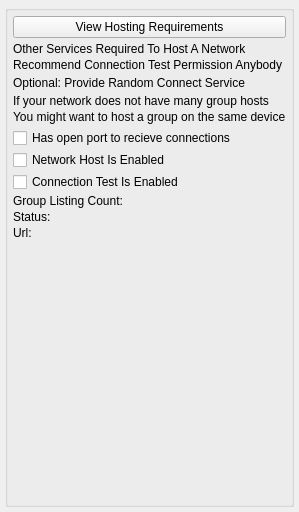
Before: the Qt Designer form AppsSrc/CommonSrc/Forms/AppletHostNetworkStatus.ui in brettrjones-github/nolimitconnect, drawn with Qt 5.
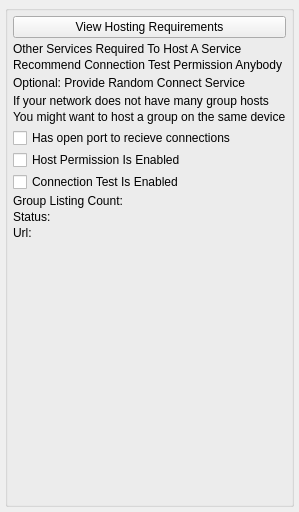
After: the same form once the commit is applied. Custom widgets are drawn as their Qt base class.

Commit message: add host admin status

Diff of the .ui file:
```diff
--- a/AppsSrc/CommonSrc/Forms/AppletHostNetworkStatus.ui
+++ b/AppsSrc/CommonSrc/Forms/AppletHostNetworkStatus.ui
@@ -72,7 +72,7 @@
       <item>
        <widget class="QLabel" name="label">
         <property name="text">
-         <string>Other Services Required To Host A Network</string>
+         <string>Other Services Required To Host A Service</string>
         </property>
        </widget>
       </item>
@@ -123,7 +123,7 @@
       <item>
        <widget class="QCheckBox" name="m_NetworkHostPermissionCheckBox">
         <property name="text">
-         <string>Network Host Is Enabled</string>
+         <string>Host Permission Is Enabled</string>
         </property>
        </widget>
       </item>
```
Left out of the diff: 22 changed lines with no effect on the pictures. The commit also changes 39 other files.
